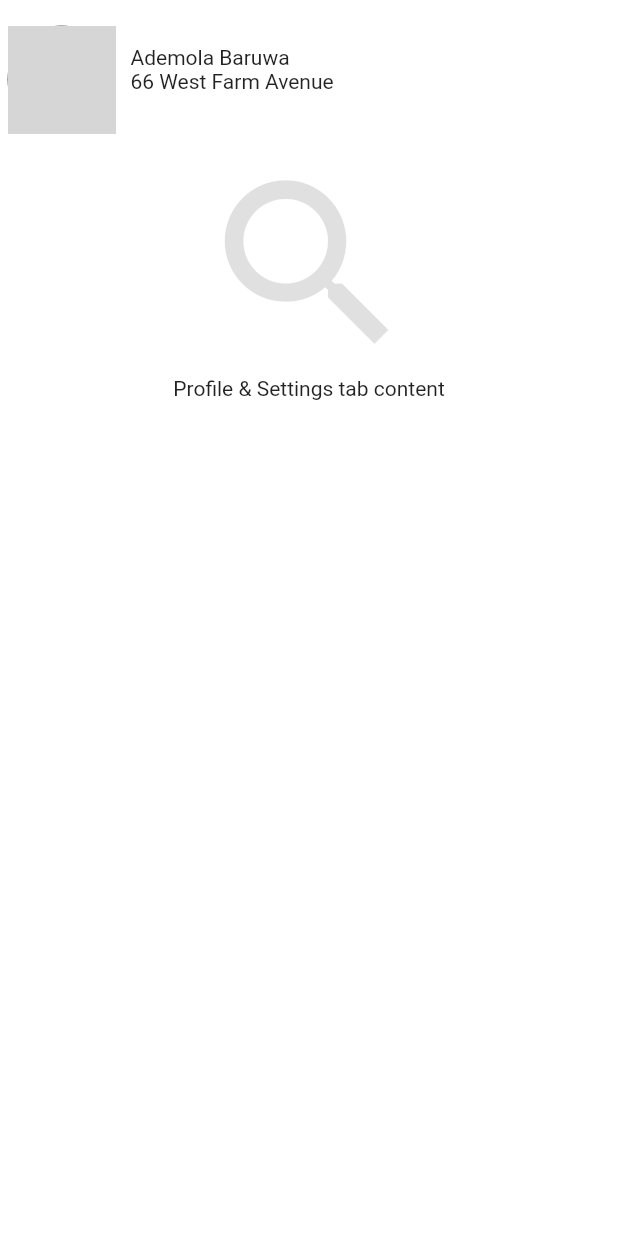
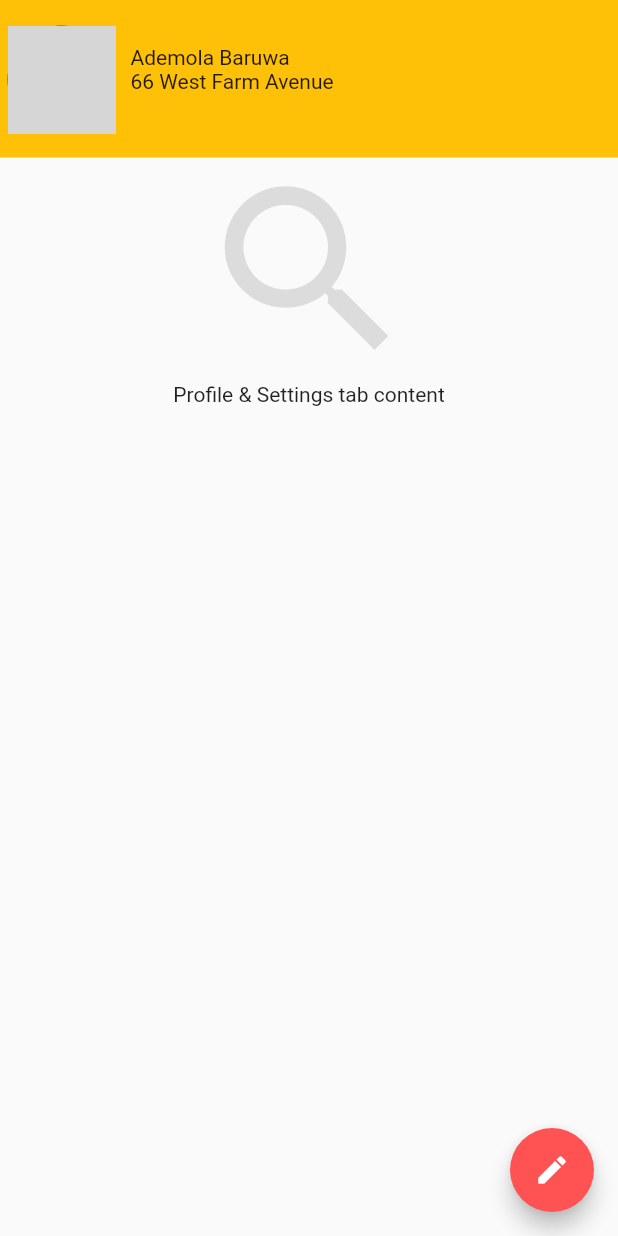
Before and after one commit to abdulbaruwa/tennisai, a Flutter app: the SettingsTab screen opened directly, on a phone screen of 412 x 824 dp. Run offline on Flutter 3.47's test engine with Material 2 defaults, Android fonts, the phone set to English and light mode, and no system bars; grey boxes are pictures that could not be loaded.

Commit message:
Making UserProfile editing possible

```diff
--- a/lib/tabs/settings.dart
+++ b/lib/tabs/settings.dart
@@ -1,4 +1,10 @@
 import 'package:flutter/material.dart';
+
+final ThemeData _kTheme = new ThemeData(
+  brightness: Brightness.light,
+  primarySwatch: Colors.teal,
+  accentColor: Colors.redAccent,
+);
 
 class SettingsTab extends StatefulWidget {
   SettingsTab({Key key}) : super(key: key);
@@ -7,38 +13,50 @@ class SettingsTab extends StatefulWidget {
 }
 
 class SettingsTabState extends State<SettingsTab> {
-  static final GlobalKey<ScaffoldState> _scaffoldKey =
+  static final GlobalKey<ScaffoldState> scaffoldKey =
       new GlobalKey<ScaffoldState>();
   @override
-  Widget build(BuildContext context) => new Container(
+  Widget build(BuildContext context) {
+    return new Theme(
+        data: _kTheme.copyWith(platform: Theme.of(context).platform),
+        child: new Scaffold(
+            key: scaffoldKey,
+            floatingActionButton: new FloatingActionButton(
+              child: const Icon(Icons.edit),
+              onPressed: () {
+                scaffoldKey.currentState.showSnackBar(const SnackBar(
+                  content: const Text('Not supported.'),
+                ));
+              },
+            ),
+            body: new Container(
                 child: new Column(
               crossAxisAlignment: CrossAxisAlignment.center,
               mainAxisAlignment: MainAxisAlignment.start,
-
               children: <Widget>[
-          new Padding(
-              padding: const EdgeInsets.only(left:5.0, top: 5.0), child: new _UserProfile()),
+                new _ProfileSection(),
                 new Icon(Icons.search, size: 150.0, color: Colors.black12),
                 new Text('Profile & Settings tab content')
               ],
-      ));
+            ))));
+  }
 }
 
-class _ProfileSection extends StatelessWidget{
-  const _ProfileSection ({Key key}) : super(key: key);
+class _ProfileSection extends StatelessWidget {
+  const _ProfileSection({Key key}) : super(key: key);
 
   @override
   Widget build(BuildContext context) => new Container(
       color: Colors.amber,
       child: new SizedBox(
-       height: 200.0,
+          height: 105.0,
           child: new Column(
             crossAxisAlignment: CrossAxisAlignment.center,
             mainAxisAlignment: MainAxisAlignment.start,
-
             children: <Widget>[
               new Padding(
-              padding: const EdgeInsets.only(left:5.0, top: 5.0), child: new _UserProfile()),
+                  padding: const EdgeInsets.only(left: 5.0, top: 5.0),
+                  child: new _UserProfile()),
             ],
           )));
 }
@@ -75,3 +93,25 @@ class _UserProfile extends StatelessWidget {
     );
   }
 }
+
+class UserProfileEdit extends StatefulWidget {
+  UserProfileEdit({Key key}) : super(key: key);
+  @override
+  UserProfileEditState createState() => new UserProfileEditState();
+}
+
+class UserProfileEditState extends State<UserProfileEdit> {
+  static final GlobalKey<ScaffoldState> _scaffoldKey =
+      new GlobalKey<ScaffoldState>();
+  @override
+  Widget build(BuildContext context) => new Container(
+          child: new Column(
+        crossAxisAlignment: CrossAxisAlignment.center,
+        mainAxisAlignment: MainAxisAlignment.start,
+        children: <Widget>[
+          new _ProfileSection(),
+          new Icon(Icons.search, size: 150.0, color: Colors.black12),
+          new Text('Edit Profile & Settings tab content')
+        ],
+      ));
+}
```
Lines whose indentation alone changed are shown as unchanged.
